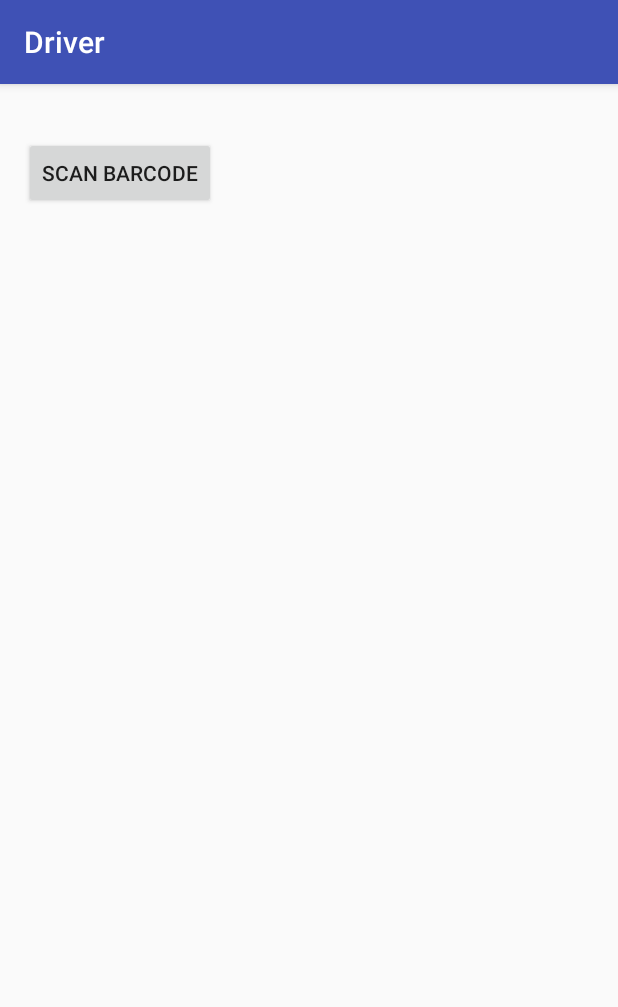
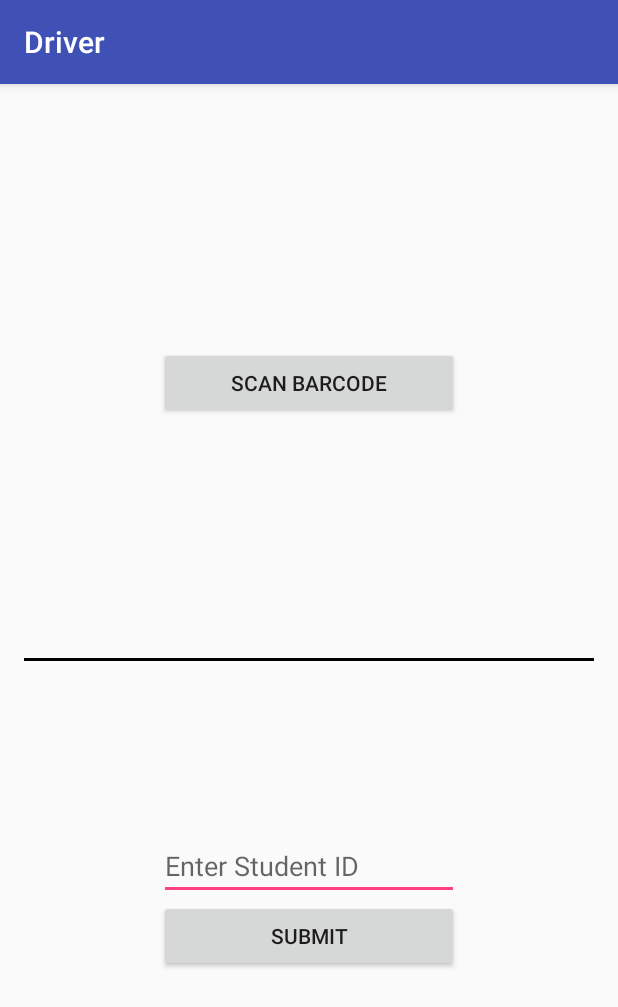
Before and after one commit to cmpe-295/driver_app, an Android app: the BarcodeScannerActivity screen opened directly, with no data from a screen before it, on a phone screen of 412 x 824 dp. Shown: the top 1007 px of the screen. Run offline under Robolectric (Android 15) with nearby library versions, the phone set to English and light mode, and no system bars.

Commit message:
Added option to manually enter Student ID in BarcodeScannerActivity

```diff
--- a/Driver/app/src/main/java/spartansaferide/sjsu/edu/driver/BarcodeScannerActivity.java
+++ b/Driver/app/src/main/java/spartansaferide/sjsu/edu/driver/BarcodeScannerActivity.java
@@ -2,20 +2,24 @@ package spartansaferide.sjsu.edu.driver;
 
 import android.support.v7.app.AppCompatActivity;
 import android.os.Bundle;
+import android.widget.EditText;
 import android.widget.TextView;
 import android.content.Intent;
 import android.os.Bundle;
 import android.util.Log;
 import android.view.View;
 import android.widget.TextView;
+import android.widget.Toast;
 
 import com.google.android.gms.common.api.CommonStatusCodes;
 import com.google.android.gms.vision.barcode.Barcode;
+import java.util.regex.*;
 
 
 public class BarcodeScannerActivity extends AppCompatActivity {
 
     TextView barcodeResult;
+    EditText studentid;
 
     @Override
     protected void onCreate(Bundle savedInstanceState) {
@@ -23,6 +27,7 @@ public class BarcodeScannerActivity extends AppCompatActivity {
         setContentView(R.layout.activity_barcode_scanner);
 
         barcodeResult = (TextView) findViewById(R.id.barcode_result);
+        studentid = (EditText) findViewById(R.id.studentid);
     }
 
     /* Add a click event to the scan_barcode button to launch the ScanBarcodeActivity */
@@ -51,4 +56,21 @@ public class BarcodeScannerActivity extends AppCompatActivity {
             super.onActivityResult(requestCode, resultCode, data);
         }
     }
+
+    public void pickedStudent(View view){
+
+        String sid=  studentid.getText().toString();
+        Pattern p = Pattern.compile("[0-9]{9}");
+        Matcher m = p.matcher(sid);
+
+        if(m.matches()){
+            Toast.makeText(getBaseContext(),"Valid studentid",Toast.LENGTH_SHORT).show();
+        }
+        else {
+            Toast.makeText(getBaseContext(),"Invalid studentid",Toast.LENGTH_SHORT).show();
+        }
+
+
+
+    }
 }
--- a/Driver/app/src/main/res/layout/activity_barcode_scanner.xml
+++ b/Driver/app/src/main/res/layout/activity_barcode_scanner.xml
@@ -1,28 +1,72 @@
 <?xml version="1.0" encoding="utf-8"?>
-<RelativeLayout xmlns:android="http://schemas.android.com/apk/res/android"
+<LinearLayout xmlns:android="http://schemas.android.com/apk/res/android"
     xmlns:tools="http://schemas.android.com/tools"
     android:id="@+id/activity_barcode_scanner"
+    android:orientation="vertical"
     android:layout_width="match_parent"
     android:layout_height="match_parent"
     android:paddingBottom="@dimen/activity_vertical_margin"
     android:paddingLeft="@dimen/activity_horizontal_margin"
     android:paddingRight="@dimen/activity_horizontal_margin"
     android:paddingTop="@dimen/activity_vertical_margin"
+    android:layout_weight="2"
     tools:context="spartansaferide.sjsu.edu.driver.BarcodeScannerActivity">
+
+    <RelativeLayout
+        android:layout_width="match_parent"
+        android:layout_height="0dp"
+        android:layout_weight="1">
 
     <TextView
         android:id="@+id/barcode_result"
         android:layout_width="wrap_content"
-        android:layout_height="wrap_content" />
+        android:layout_height="wrap_content"
+        android:layout_centerHorizontal="true"
+        android:layout_above="@+id/scan_barcode"
+        />
 
     <Button
         android:id="@+id/scan_barcode"
-        android:layout_width="wrap_content"
+        android:layout_width="200dp"
         android:layout_height="wrap_content"
-        android:layout_below="@id/barcode_result"
         android:text="Scan Barcode"
-        android:onClick="scanBarCode" />
+        android:onClick="scanBarCode"
+        android:layout_centerHorizontal="true"
+        android:layout_centerVertical="true"/>
+
+        </RelativeLayout>
+    <View
+        android:layout_width="match_parent"
+        android:layout_height="2dp"
+        android:background="@android:color/black"/>
+
+
+    <RelativeLayout
+        android:layout_width="match_parent"
+        android:layout_height="0dp"
+        android:layout_weight="1">
+
+        <EditText
+            android:layout_width="200dp"
+            android:layout_height="wrap_content"
+            android:inputType="textPersonName"
+            android:id="@+id/studentid"
+            android:hint="Enter Student ID"
+            android:layout_centerHorizontal="true"
+            android:layout_above="@+id/submit"/>
+
+        <Button
+            android:text="Submit"
+            android:layout_width="200dp"
+            android:layout_height="wrap_content"
+            android:layout_centerVertical="true"
+            android:layout_centerHorizontal="true"
+            android:id="@+id/submit"
+            android:onClick="pickedStudent"/>
 
 
 
-</RelativeLayout>
+    </RelativeLayout>
+
+
+</LinearLayout>
```
